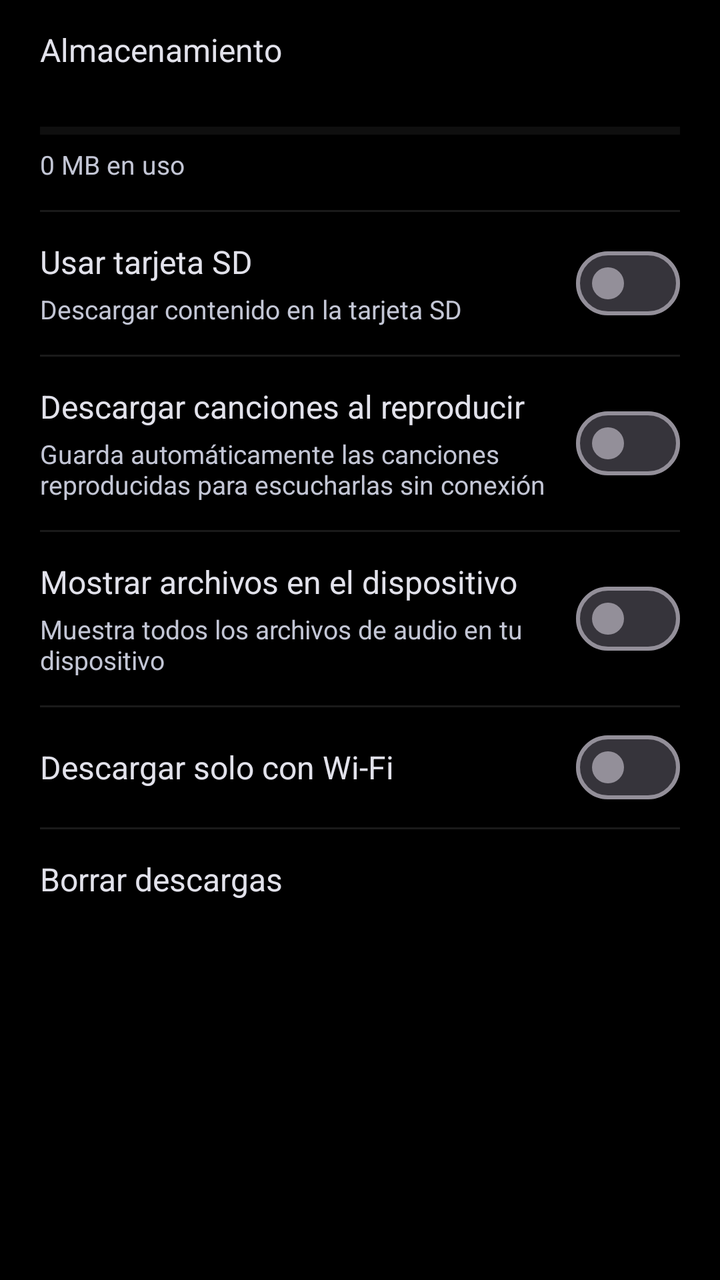
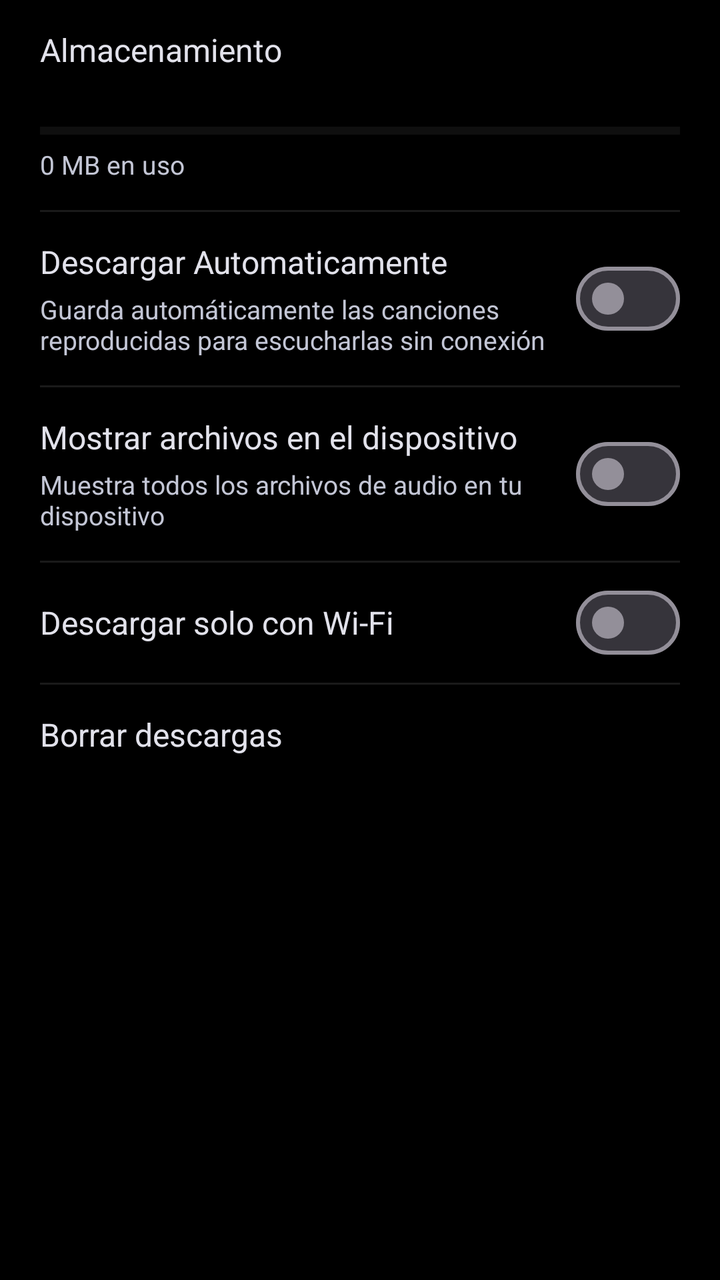

Compare the two renders of this Android layout. The source of the first and the diff that turns it into the second are given below.
<!-- AndroidManifest.xml: application theme Theme.Sleppify -->
<!-- res/layout/settings_downloads.xml -->
<?xml version="1.0" encoding="utf-8"?>
<ScrollView xmlns:android="http://schemas.android.com/apk/res/android"
    android:id="@+id/svSettingsDownloads"
    android:layout_width="match_parent"
    android:layout_height="match_parent"
    android:background="#FF000000"
    android:clipToPadding="false"
    android:paddingBottom="32dp">

    <LinearLayout
        android:layout_width="match_parent"
        android:layout_height="wrap_content"
        android:orientation="vertical"
        android:paddingHorizontal="20dp"
        android:paddingTop="0dp">

        
        <TextView
            android:layout_width="wrap_content"
            android:layout_height="wrap_content"
            android:paddingTop="14dp"
            android:paddingBottom="4dp"
            android:text="Almacenamiento"
            android:textColor="@color/text_primary"
            android:textSize="16sp" />

        <TextView
            android:id="@+id/tvDownloadsStorageFree"
            android:layout_width="match_parent"
            android:layout_height="wrap_content"
            android:gravity="end"
            android:paddingBottom="6dp"
            android:text=""
            android:textColor="@color/text_secondary"
            android:textSize="13sp" />

        <ProgressBar
            android:id="@+id/pbStorageInternal"
            style="?android:attr/progressBarStyleHorizontal"
            android:layout_width="match_parent"
            android:layout_height="4dp"
            android:max="100"
            android:progress="0"
            android:progressTint="@color/stitch_blue"
            android:progressBackgroundTint="#33FFFFFF" />

        <TextView
            android:id="@+id/tvDownloadsStorageUsed"
            android:layout_width="wrap_content"
            android:layout_height="wrap_content"
            android:paddingTop="6dp"
            android:paddingBottom="14dp"
            android:text="0 MB en uso"
            android:textColor="@color/text_secondary"
            android:textSize="13sp" />

        <View
            android:layout_width="match_parent"
            android:layout_height="1dp"
            android:background="#1AFFFFFF" />

        
        <LinearLayout
            android:id="@+id/sectionSdStorage"
            android:layout_width="match_parent"
            android:layout_height="wrap_content"
            android:orientation="vertical"
            android:visibility="gone">

            <TextView
                android:layout_width="wrap_content"
                android:layout_height="wrap_content"
                android:paddingTop="14dp"
                android:paddingBottom="4dp"
                android:text="Almacenamiento en tarjeta SD"
                android:textColor="@color/text_primary"
                android:textSize="16sp" />

            <TextView
                android:id="@+id/tvDownloadsSdFree"
                android:layout_width="match_parent"
                android:layout_height="wrap_content"
                android:gravity="end"
                android:paddingBottom="6dp"
                android:text=""
                android:textColor="@color/text_secondary"
                android:textSize="13sp" />

            <ProgressBar
                android:id="@+id/pbStorageSd"
                style="?android:attr/progressBarStyleHorizontal"
                android:layout_width="match_parent"
                android:layout_height="4dp"
                android:max="100"
                android:progress="0"
                android:progressTint="@color/stitch_blue"
                android:progressBackgroundTint="#33FFFFFF" />

            <TextView
                android:id="@+id/tvDownloadsSdUsed"
                android:layout_width="wrap_content"
                android:layout_height="wrap_content"
                android:paddingTop="6dp"
                android:paddingBottom="14dp"
                android:text="0 MB en uso"
                android:textColor="@color/text_secondary"
                android:textSize="13sp" />

            <View
                android:layout_width="match_parent"
                android:layout_height="1dp"
                android:background="#1AFFFFFF" />
        </LinearLayout>

        
        <LinearLayout
            android:id="@+id/rowUseSdCard"
            android:layout_width="match_parent"
            android:layout_height="wrap_content"
            android:gravity="center_vertical"
            android:orientation="horizontal"
            android:paddingVertical="14dp">

            <LinearLayout
                android:layout_width="0dp"
                android:layout_height="wrap_content"
                android:layout_weight="1"
                android:orientation="vertical">

                <TextView
                    android:layout_width="wrap_content"
                    android:layout_height="wrap_content"
                    android:text="Usar tarjeta SD"
                    android:textColor="@color/text_primary"
                    android:textSize="16sp" />

                <TextView
                    android:id="@+id/tvUseSdCardSubtitle"
                    android:layout_width="wrap_content"
                    android:layout_height="wrap_content"
                    android:layout_marginTop="4dp"
                    android:text="Descargar contenido en la tarjeta SD"
                    android:textColor="@color/text_secondary"
                    android:textSize="13sp" />
            </LinearLayout>

            <com.google.android.material.materialswitch.MaterialSwitch
                android:id="@+id/swUseSdCard"
                android:layout_width="wrap_content"
                android:layout_height="wrap_content"
                android:minWidth="0dp"
                android:minHeight="0dp" />
        </LinearLayout>

        <View
            android:id="@+id/dividerAfterSd"
            android:layout_width="match_parent"
            android:layout_height="1dp"
            android:background="#1AFFFFFF" />

        
        <LinearLayout
            android:id="@+id/rowAutoDownloadOnPlay"
            android:layout_width="match_parent"
            android:layout_height="wrap_content"
            android:gravity="center_vertical"
            android:orientation="horizontal"
            android:paddingVertical="14dp">

            <LinearLayout
                android:layout_width="0dp"
                android:layout_height="wrap_content"
                android:layout_weight="1"
                android:orientation="vertical">

                <TextView
                    android:layout_width="wrap_content"
                    android:layout_height="wrap_content"
                    android:text="Descargar canciones al reproducir"
                    android:textColor="@color/text_primary"
                    android:textSize="16sp" />

                <TextView
                    android:layout_width="wrap_content"
                    android:layout_height="wrap_content"
                    android:layout_marginTop="4dp"
                    android:text="Guarda automáticamente las canciones reproducidas para escucharlas sin conexión"
                    android:textColor="@color/text_secondary"
                    android:textSize="13sp" />
            </LinearLayout>

            <com.google.android.material.materialswitch.MaterialSwitch
                android:id="@+id/swAutoDownloadOnPlay"
                android:layout_width="wrap_content"
                android:layout_height="wrap_content"
                android:minWidth="0dp"
                android:minHeight="0dp" />
        </LinearLayout>

        <View
            android:layout_width="match_parent"
            android:layout_height="1dp"
            android:background="#1AFFFFFF" />

        
        <LinearLayout
            android:layout_width="match_parent"
            android:layout_height="wrap_content"
            android:gravity="center_vertical"
            android:orientation="horizontal"
            android:paddingVertical="14dp">

            <LinearLayout
                android:layout_width="0dp"
                android:layout_height="wrap_content"
                android:layout_weight="1"
                android:orientation="vertical">

                <TextView
                    android:layout_width="wrap_content"
                    android:layout_height="wrap_content"
                    android:text="Mostrar archivos en el dispositivo"
                    android:textColor="@color/text_primary"
                    android:textSize="16sp" />

                <TextView
                    android:layout_width="wrap_content"
                    android:layout_height="wrap_content"
                    android:layout_marginTop="4dp"
                    android:text="Muestra todos los archivos de audio en tu dispositivo"
                    android:textColor="@color/text_secondary"
                    android:textSize="13sp" />
            </LinearLayout>

            <com.google.android.material.materialswitch.MaterialSwitch
                android:id="@+id/swShowDeviceFiles"
                android:layout_width="wrap_content"
                android:layout_height="wrap_content"
                android:minWidth="0dp"
                android:minHeight="0dp" />
        </LinearLayout>

        <View
            android:layout_width="match_parent"
            android:layout_height="1dp"
            android:background="#1AFFFFFF" />

        
        <LinearLayout
            android:layout_width="match_parent"
            android:layout_height="wrap_content"
            android:gravity="center_vertical"
            android:orientation="horizontal"
            android:paddingVertical="14dp">

            <TextView
                android:layout_width="0dp"
                android:layout_height="wrap_content"
                android:layout_weight="1"
                android:text="Descargar solo con Wi-Fi"
                android:textColor="@color/text_primary"
                android:textSize="16sp" />

            <com.google.android.material.materialswitch.MaterialSwitch
                android:id="@+id/swDownloadWifiOnly"
                android:layout_width="wrap_content"
                android:layout_height="wrap_content"
                android:minWidth="0dp"
                android:minHeight="0dp" />
        </LinearLayout>

        <View
            android:layout_width="match_parent"
            android:layout_height="1dp"
            android:background="#1AFFFFFF" />

        
        <LinearLayout
            android:id="@+id/rowDownloadsDelete"
            android:layout_width="match_parent"
            android:layout_height="wrap_content"
            android:background="?attr/selectableItemBackground"
            android:clickable="true"
            android:focusable="true"
            android:paddingVertical="14dp">

            <TextView
                android:id="@+id/tvDownloadsDeleteTitle"
                android:layout_width="wrap_content"
                android:layout_height="wrap_content"
                android:text="Borrar descargas"
                android:textColor="@color/text_primary"
                android:textSize="16sp" />
        </LinearLayout>

    </LinearLayout>
</ScrollView>
<!-- resources referenced by this layout -->
<resources>
  <color name="stitch_blue">#AEC7FD</color>
  <color name="text_primary">#e2e2eb</color>
  <color name="text_secondary">#c3c6d5</color>
  <style name="Theme.Sleppify" parent="Base.Theme.Sleppify" />
  <style name="Base.Theme.Sleppify" parent="Theme.Material3.Dark.NoActionBar">
          
          <item name="colorPrimary">@color/stitch_blue</item>
          <item name="colorSecondary">@color/stitch_blue_light</item>
          <item name="android:windowBackground">@color/surface_dark</item>
          <item name="android:navigationBarColor">@color/surface_dark</item>
          <item name="android:statusBarColor">@color/surface_dark</item>
          <item name="android:textColorPrimary">@color/text_primary</item>
          <item name="android:textColorSecondary">@color/text_secondary</item>
      </style>
  <color name="stitch_blue_light">#AEC7FD</color>
  <color name="surface_dark">#111319</color>
</resources>

<!-- the commit's change to res/layout/settings_downloads.xml (unified diff, before → after) -->
@@ -119,7 +119,8 @@
             android:layout_height="wrap_content"
             android:gravity="center_vertical"
             android:orientation="horizontal"
-            android:paddingVertical="14dp">
+            android:paddingVertical="14dp"
+            android:visibility="gone">
 
             <LinearLayout
                 android:layout_width="0dp"
@@ -156,7 +157,8 @@
             android:id="@+id/dividerAfterSd"
             android:layout_width="match_parent"
             android:layout_height="1dp"
-            android:background="#1AFFFFFF" />
+            android:background="#1AFFFFFF"
+            android:visibility="gone" />
 
         
         <LinearLayout
@@ -176,7 +178,7 @@
                 <TextView
                     android:layout_width="wrap_content"
                     android:layout_height="wrap_content"
-                    android:text="Descargar canciones al reproducir"
+                    android:text="Descargar Automaticamente"
                     android:textColor="@color/text_primary"
                     android:textSize="16sp" />
 
